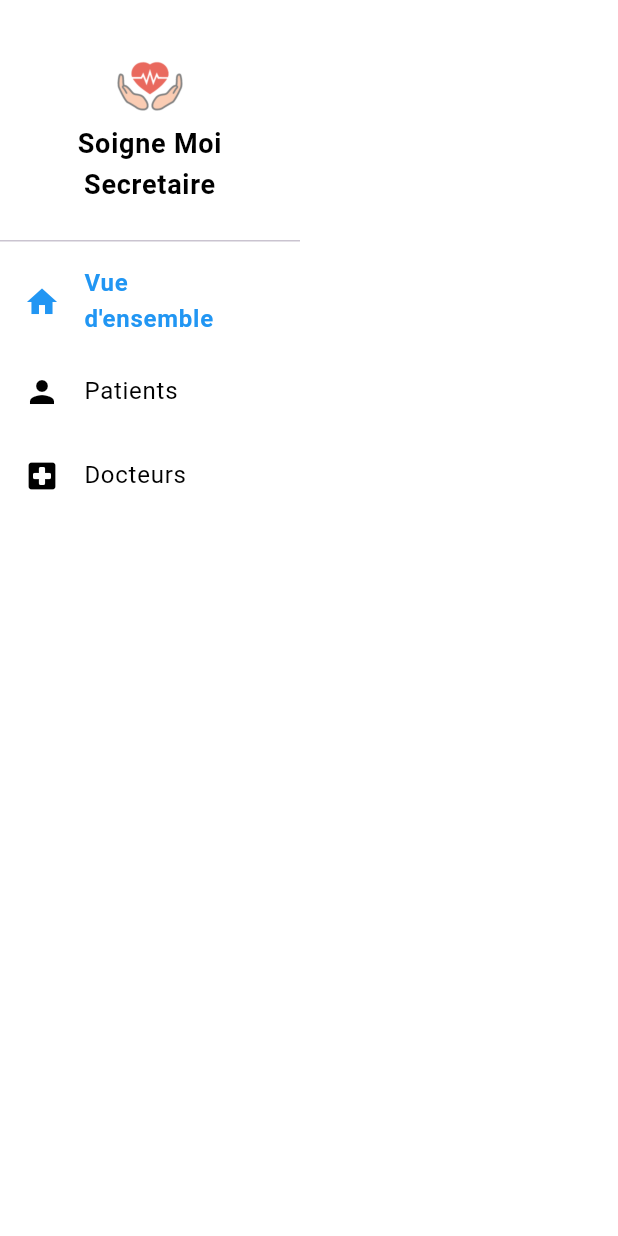
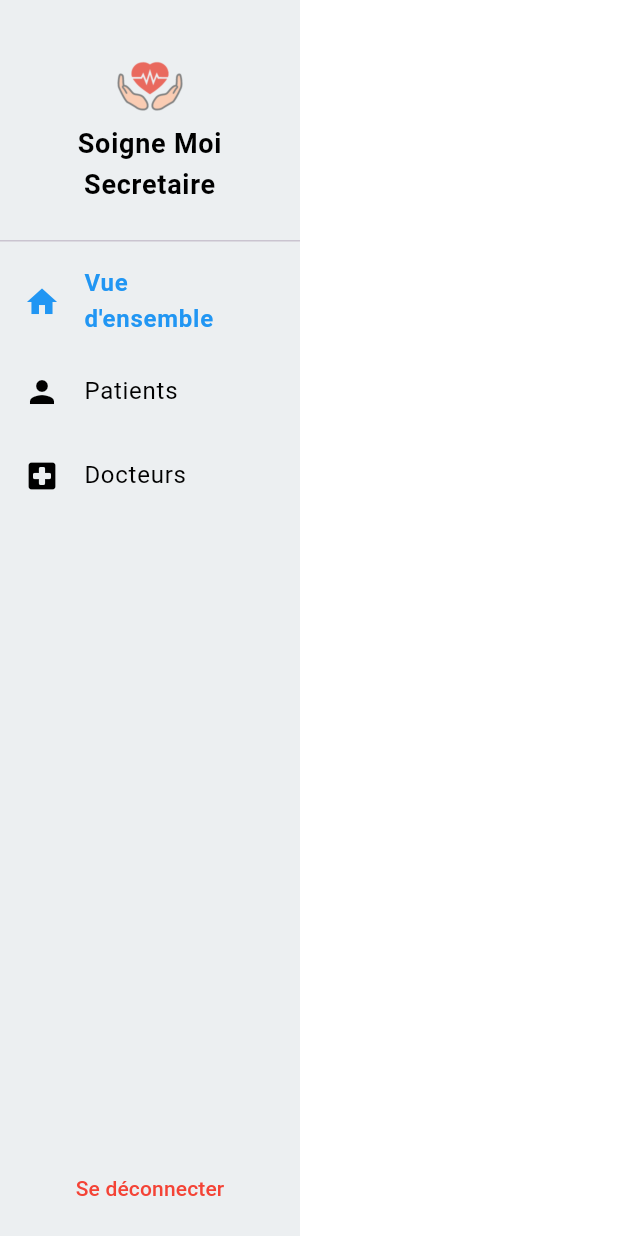
Before and after one commit to VincePaulin/SoigneMoiSecretaire, a Flutter app: the NavigationSidebar widget shown alone on an empty page, opened directly with empty values, on a phone screen of 412 x 824 dp. Run offline on Flutter 3.47's test engine with Material 3 defaults, Android fonts, the light colour scheme and no system bars; our stand-ins replace dio, shared_preferences; accounts and stored records are empty.

Commit message:
feat: nav update

```diff
--- a/lib/widgets/logout_button.dart
+++ b/lib/widgets/logout_button.dart
@@ -23,7 +23,7 @@ class LogoutButton extends StatelessWidget {
         },
         child: const Text(
           'Se déconnecter',
-          style: TextStyle(color: Colors.white),
+          style: TextStyle(color: Colors.red),
         ),
       ),
     );
--- a/lib/widgets/navigation_bar.dart
+++ b/lib/widgets/navigation_bar.dart
@@ -12,7 +12,7 @@ class NavigationSidebar extends StatelessWidget {
   Widget build(BuildContext context) {
     return Container(
       width: 200,
-      color: Colors.white,
+      color: Colors.blueGrey[50],
       child: Column(
         children: [
           DrawerHeader(
```
